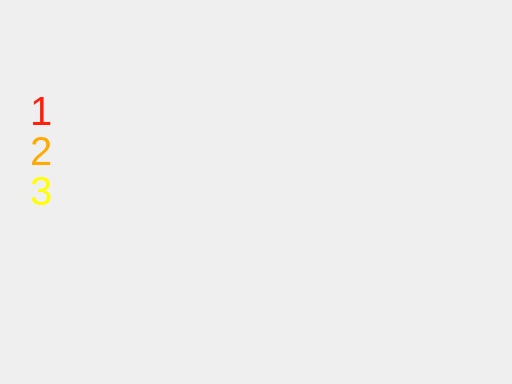
Above: Dodge-it/Dodge-it/widgetscore.ui from Fulde/dodge-it before the change. Below: the same form after it.
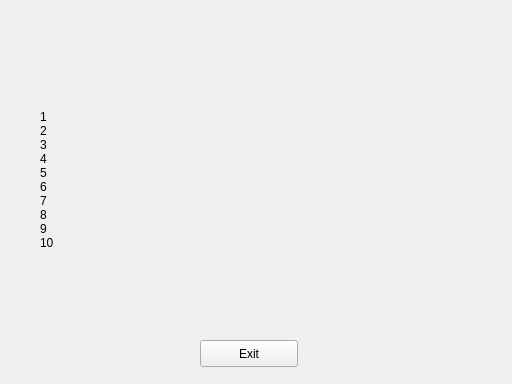
That is the form after the change. Icons and pictures are not drawn.

What changed in the file:
```diff
--- a/Dodge-it/Dodge-it/widgetscore.ui
+++ b/Dodge-it/Dodge-it/widgetscore.ui
@@ -38,52 +38,42 @@
   <widget class="QLabel" name="label_2">
    <property name="geometry">
     <rect>
-     <x>30</x>
-     <y>90</y>
-     <width>21</width>
-     <height>41</height>
+     <x>40</x>
+     <y>110</y>
+     <width>431</width>
+     <height>211</height>
     </rect>
    </property>
    <property name="styleSheet">
-    <string notr="true">color: rgb(255, 31, 11);
-font: 30pt;</string>
+    <string notr="true">font: 75 14pt &quot;Ubuntu&quot;;</string>
    </property>
    <property name="text">
-    <string>1</string>
+    <string>1
+2
+3
+4
+5
+6
+7
+8
+9
+10</string>
    </property>
-  </widget>
-  <widget class="QLabel" name="label_3">
-   <property name="geometry">
-    <rect>
-     <x>30</x>
-     <y>130</y>
-     <width>31</width>
-     <height>41</height>
-    </rect>
+   <property name="alignment">
+    <set>Qt::AlignLeading|Qt::AlignLeft|Qt::AlignTop</set>
    </property>
-   <property name="styleSheet">
-    <string notr="true">color: rgb(255, 170, 0);
-font: 30pt;</string>
-   </property>
-   <property name="text">
-    <string>2</string>
-   </property>
   </widget>
-  <widget class="QLabel" name="label_4">
+  <widget class="QPushButton" name="btnQuit">
    <property name="geometry">
     <rect>
-     <x>30</x>
-     <y>170</y>
-     <width>21</width>
-     <height>41</height>
+     <x>200</x>
+     <y>340</y>
+     <width>98</width>
+     <height>27</height>
     </rect>
    </property>
-   <property name="styleSheet">
-    <string notr="true">color: rgb(255, 255, 0);
-font: 30pt;</string>
-   </property>
    <property name="text">
-    <string>3</string>
+    <string>Exit</string>
    </property>
   </widget>
  </widget>
```
Left out of the diff: 2 changed lines with no effect on the pictures.
